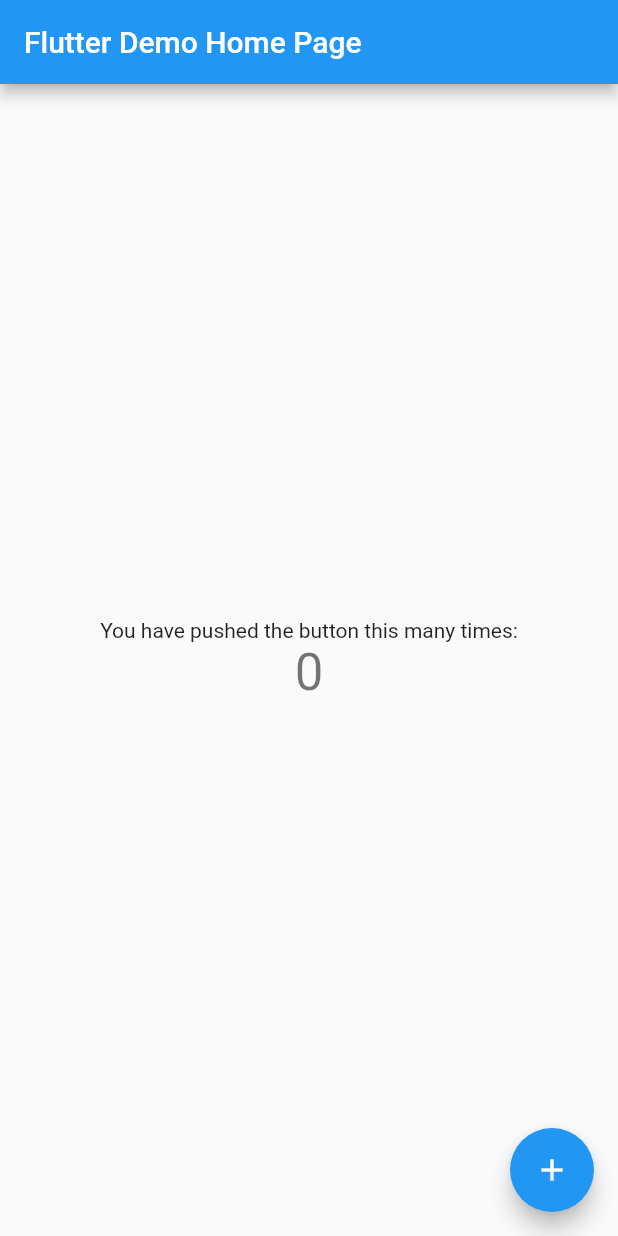
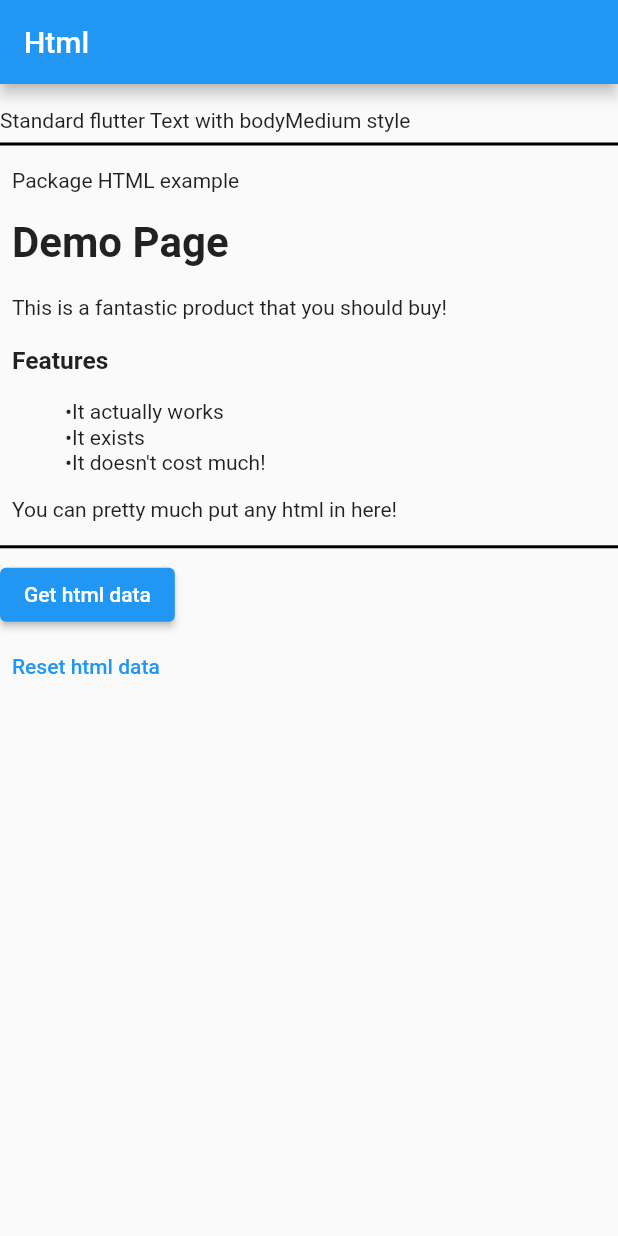
Before and after one commit to fortinjoffrey/flutter_basics_samples, a Flutter app: the screen it shows after launch, on a phone screen of 412 x 824 dp. Run offline on Flutter 3.47's test engine with Material 2 defaults, Android fonts, the phone set to English and light mode, and no system bars; drawn by our look-alikes of flutter_html.

Commit message:
Use flutter_html package

```diff
--- /dev/null
+++ b/lib/fake_data_source.dart
@@ -0,0 +1,15 @@
+import 'dart:convert';
+
+import 'package:flutter/services.dart';
+
+class FakeDataSource {
+  Future<String> getHtmlData() async {
+    await Future<void>.delayed(const Duration(seconds: 2)); // fake timer
+    final String response = await rootBundle.loadString('assets/dummy_html.json');
+    final dynamic data = await json.decode(response);
+    final String flux = data['data4'] as String;
+    print(flux);
+    return flux;
+    ;
+  }
+}
--- a/lib/main.dart
+++ b/lib/main.dart
@@ -1,4 +1,6 @@
+import 'package:basics_samples/fake_data_source.dart';
 import 'package:flutter/material.dart';
+import 'package:flutter_html/flutter_html.dart';
 
 void main() {
   runApp(MyApp());
@@ -12,54 +14,100 @@ class MyApp extends StatelessWidget {
       theme: ThemeData(
         primarySwatch: Colors.blue,
       ),
-      home: MyHomePage(title: 'Flutter Demo Home Page'),
+      home: Home(),
     );
   }
 }
 
-class MyHomePage extends StatefulWidget {
-  MyHomePage({Key? key, required this.title}) : super(key: key);
-
-  final String title;
+class Home extends StatefulWidget {
+  const Home({super.key});
 
   @override
-  _MyHomePageState createState() => _MyHomePageState();
+  State<Home> createState() => _HomeState();
 }
 
-class _MyHomePageState extends State<MyHomePage> {
-  int _counter = 0;
-
-  void _incrementCounter() {
-    setState(() {
-      _counter++;
-    });
-  }
+class _HomeState extends State<Home> {
+  String? htmlData;
 
   @override
   Widget build(BuildContext context) {
+    final Widget? html = htmlData == null
+        ? null
+        : Html(
+            data: htmlData,
+            style: {
+              'p': Style.fromTextStyle(
+                Theme.of(context).textTheme.bodyText2!,
+              ).copyWith(color: Colors.black),
+              'h1': Style(color: Colors.blue),
+              'i': Style(color: Colors.green),
+            },
+          );
     return Scaffold(
       appBar: AppBar(
-        title: Text(widget.title),
+        title: Text('Html'),
       ),
-      body: Center(
+      body: SingleChildScrollView(
         child: Column(
-          mainAxisAlignment: MainAxisAlignment.center,
-          children: <Widget>[
+          crossAxisAlignment: CrossAxisAlignment.start,
+          children: [
+            const SizedBox(height: 16),
             Text(
-              'You have pushed the button this many times:',
+              'Standard flutter Text with bodyText2 style',
+              style: Theme.of(context).textTheme.bodyText2,
             ),
-            Text(
-              '$_counter',
-              style: Theme.of(context).textTheme.headline4,
+            Divider(
+              color: Colors.black,
+              thickness: 2,
+            ),
+            Padding(
+              padding: const EdgeInsets.all(8.0),
+              child: const Text('Package HTML example'),
+            ),
+            Html(
+              data: """<div>
+              <h1>Demo Page</h1>
+              <p>This is a fantastic product that you should buy!</p>
+              <h3>Features</h3>
+              <ul>
+                <li>It actually works</li>
+                <li>It exists</li>
+                <li>It doesn't cost much!</li>
+              </ul>
+              <!--You can pretty much put any html in here!-->
+            </div>""",
+            ),
+            Divider(
+              color: Colors.black,
+              thickness: 2,
+            ),
+            if (html != null) ...[
+              Padding(
+                padding: const EdgeInsets.all(8.0),
+                child: const Text('My HTML example extracted from a word document exported as .html'),
+              ),
+              html,
+            ],
+            ElevatedButton(
+              onPressed: () async {
+                final result = await FakeDataSource().getHtmlData();
+                setState(() {
+                  htmlData = result;
+                });
+              },
+              child: const Text('Get html data'),
+            ),
+            TextButton(
+              onPressed: () async {
+                setState(() {
+                  htmlData = null;
+                });
+              },
+              child: const Text('Reset html data'),
             ),
           ],
         ),
       ),
-      floatingActionButton: FloatingActionButton(
-        onPressed: _incrementCounter,
-        tooltip: 'Increment',
-        child: Icon(Icons.add),
-      ),
     );
   }
 }
```
Also changed, not shown: assets/dummy_html.json (added, +6 -0 lines), pubspec.yaml (+5 -14 lines), pubspec.lock, 5 other files.
